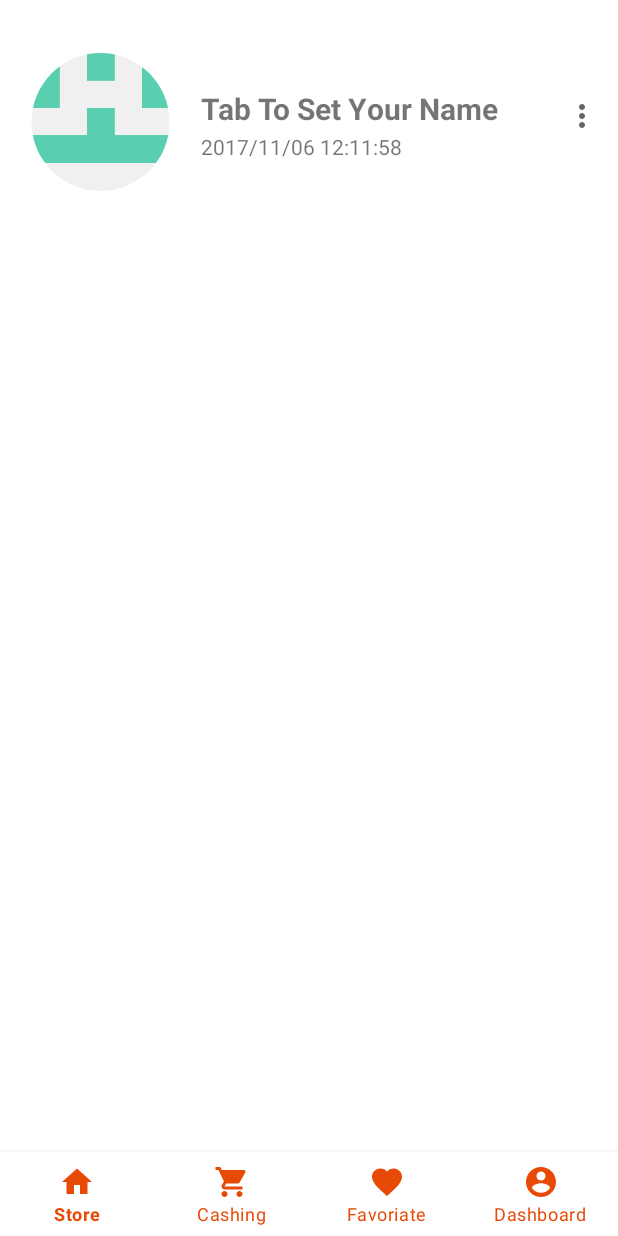
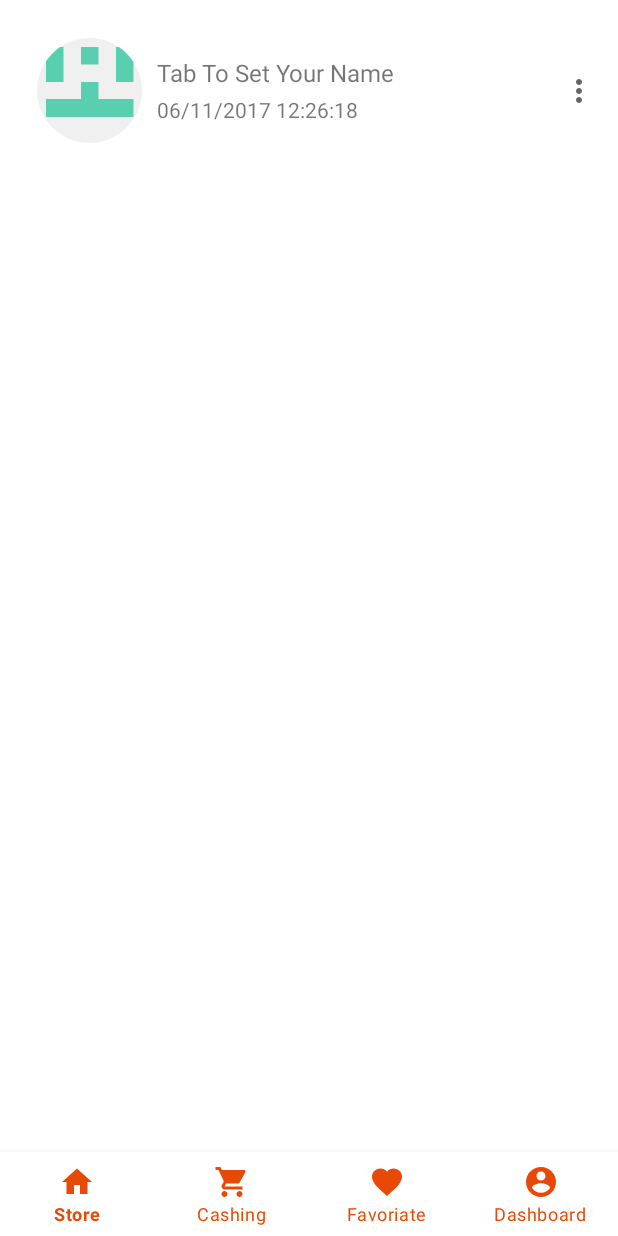
Before and after one commit to Mehranalam/Bardeal, an Android app: the fragment DashboardFragment placed in its activity, on a phone screen of 412 x 824 dp. Run offline under Robolectric (Android 15) with nearby library versions, the light colour scheme and no system bars; our stand-ins replace CircleImageView, Firebase (no records; nobody signed in at launch, a user with empty details on screens opened directly); Roboto replaces fonts that are not available here; 3 statements that could not run were skipped.

Commit message:
initial commit

```diff
--- a/app/src/main/java/com/example/bardeal/DashboardFragment.java
+++ b/app/src/main/java/com/example/bardeal/DashboardFragment.java
@@ -38,9 +38,9 @@ public class DashboardFragment extends Fragment {
     public void onViewCreated(@NonNull View view, @Nullable Bundle savedInstanceState) {
         super.onViewCreated(view, savedInstanceState);
 
-//        profileImage = view.findViewById(R.id.profileImage);
-//        name = view.findViewById(R.id.nameOfUser);
-//        dateOfJoinToBardeal = view.findViewById(R.id.dataOfJoin);
+        profileImage = view.findViewById(R.id.profileImage);
+        name = view.findViewById(R.id.nameOfUser);
+        dateOfJoinToBardeal = view.findViewById(R.id.dataOfJoin);
 
 //        lenOfCurrectSizeOfText = name.getText().length();
 
--- a/app/src/main/res/layout/dashboard_fragment.xml
+++ b/app/src/main/res/layout/dashboard_fragment.xml
@@ -5,89 +5,93 @@
     android:layout_width="match_parent"
     android:layout_height="match_parent">
 
+
     <de.hdodenhof.circleimageview.CircleImageView
         android:id="@+id/circleImageView"
-        android:layout_width="110dp"
-        android:layout_height="92dp"
+        android:layout_width="70dp"
+        android:layout_height="70dp"
+        android:layout_gravity="left"
         android:src="@drawable/profile_example"
-        app:layout_constraintBottom_toTopOf="@+id/guideline3"
-        app:layout_constraintEnd_toStartOf="@+id/guideline2"
-        app:layout_constraintStart_toStartOf="parent"
-        app:layout_constraintTop_toTopOf="parent" />
+        app:layout_constraintBottom_toTopOf="@+id/guideline2"
+        app:layout_constraintEnd_toStartOf="@+id/guideline5"
+        app:layout_constraintStart_toStartOf="@+id/guideline4"
+        app:layout_constraintTop_toTopOf="@+id/guideline3" />
 
     <androidx.constraintlayout.widget.Guideline
         android:id="@+id/guideline2"
         android:layout_width="wrap_content"
         android:layout_height="wrap_content"
-        android:orientation="vertical"
-        app:layout_constraintGuide_begin="134dp" />
+        android:orientation="horizontal"
+        app:layout_constraintGuide_begin="91dp" />
 
     <androidx.constraintlayout.widget.Guideline
         android:id="@+id/guideline3"
         android:layout_width="wrap_content"
         android:layout_height="wrap_content"
         android:orientation="horizontal"
-        app:layout_constraintGuide_begin="162dp" />
-
-    <TextView
-        android:id="@+id/textView7"
-        android:layout_width="wrap_content"
-        android:layout_height="wrap_content"
-        android:text="Tab To Set Your Name"
-        android:textAlignment="gravity"
-        android:textSize="20sp"
-        android:textStyle="bold"
-        app:layout_constraintBottom_toTopOf="@+id/guideline4"
-        app:layout_constraintStart_toStartOf="@+id/textView8"
-        app:layout_constraintTop_toTopOf="@+id/guideline5"
-        app:layout_constraintVertical_bias="0.809" />
+        app:layout_constraintGuide_begin="30dp" />
 
     <androidx.constraintlayout.widget.Guideline
         android:id="@+id/guideline4"
         android:layout_width="wrap_content"
         android:layout_height="wrap_content"
-        android:orientation="horizontal"
-        app:layout_constraintGuide_begin="90dp" />
+        android:orientation="vertical"
+        app:layout_constraintGuide_begin="14dp" />
 
     <androidx.constraintlayout.widget.Guideline
         android:id="@+id/guideline5"
         android:layout_width="wrap_content"
         android:layout_height="wrap_content"
-        android:orientation="horizontal"
-        app:layout_constraintGuide_begin="43dp" />
+        android:orientation="vertical"
+        app:layout_constraintGuide_begin="105dp" />
 
     <TextView
-        android:id="@+id/textView8"
+        android:layout_width="200dp"
+        android:layout_height="wrap_content"
+        android:text="Tab To Set Your Name"
+        android:textSize="16sp"
+        app:layout_constraintBottom_toTopOf="@+id/guideline6"
+        app:layout_constraintStart_toStartOf="@+id/textView8"
+        app:layout_constraintTop_toTopOf="@+id/guideline7" />
+
+    <androidx.constraintlayout.widget.Guideline
+        android:id="@+id/guideline6"
         android:layout_width="wrap_content"
         android:layout_height="wrap_content"
-        android:text="2017/11/06 12:11:58 "
-        app:layout_constraintBottom_toTopOf="@+id/guideline7"
-        app:layout_constraintStart_toStartOf="@+id/guideline2"
-        app:layout_constraintTop_toBottomOf="@+id/textView7" />
+        android:orientation="horizontal"
+        app:layout_constraintGuide_begin="55dp" />
 
     <androidx.constraintlayout.widget.Guideline
         android:id="@+id/guideline7"
         android:layout_width="wrap_content"
         android:layout_height="wrap_content"
         android:orientation="horizontal"
-        app:layout_constraintGuide_begin="109dp" />
+        app:layout_constraintGuide_begin="42dp" />
+
+    <androidx.constraintlayout.widget.Guideline
+        android:id="@+id/guideline8"
+        android:layout_width="wrap_content"
+        android:layout_height="wrap_content"
+        android:orientation="vertical"
+        app:layout_constraintGuide_begin="301dp" />
+
+    <TextView
+        android:id="@+id/textView8"
+        android:layout_width="wrap_content"
+        android:layout_height="wrap_content"
+        android:text="06/11/2017 12:26:18 "
+        app:layout_constraintBottom_toTopOf="@+id/guideline2"
+        app:layout_constraintStart_toStartOf="@+id/guideline5"
+        app:layout_constraintTop_toTopOf="@+id/guideline6" />
 
     <ImageView
         android:id="@+id/imageView"
         android:layout_width="wrap_content"
         android:layout_height="wrap_content"
-        android:layout_marginEnd="12dp"
-        android:layout_marginBottom="12dp"
-        app:layout_constraintBottom_toBottomOf="@+id/textView8"
+        android:layout_marginEnd="14dp"
+        app:layout_constraintBottom_toTopOf="@+id/guideline2"
         app:layout_constraintEnd_toEndOf="parent"
-        app:layout_constraintTop_toTopOf="@+id/textView7"
+        app:layout_constraintTop_toTopOf="@+id/guideline3"
         app:srcCompat="@drawable/ic_baseline_more_vert_24" />
 
-    <androidx.constraintlayout.widget.Guideline
-        android:id="@+id/guideline9"
-        android:layout_width="wrap_content"
-        android:layout_height="wrap_content"
-        android:orientation="horizontal"
-        app:layout_constraintGuide_begin="146dp" />
-
 </androidx.constraintlayout.widget.ConstraintLayout>
```
